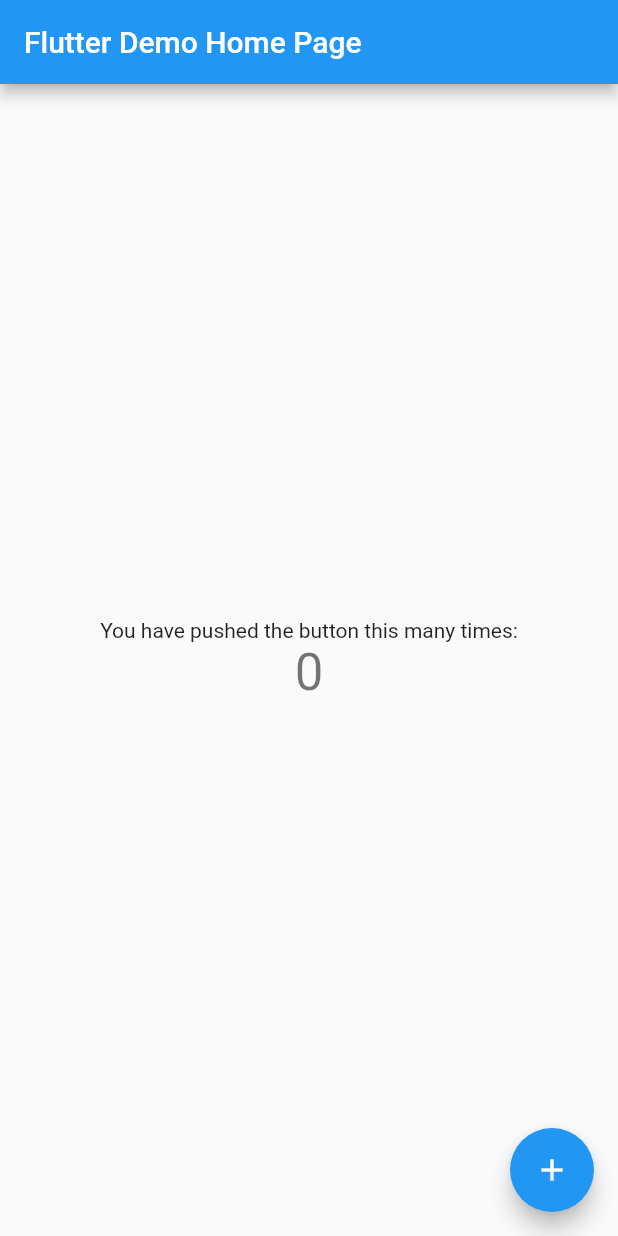
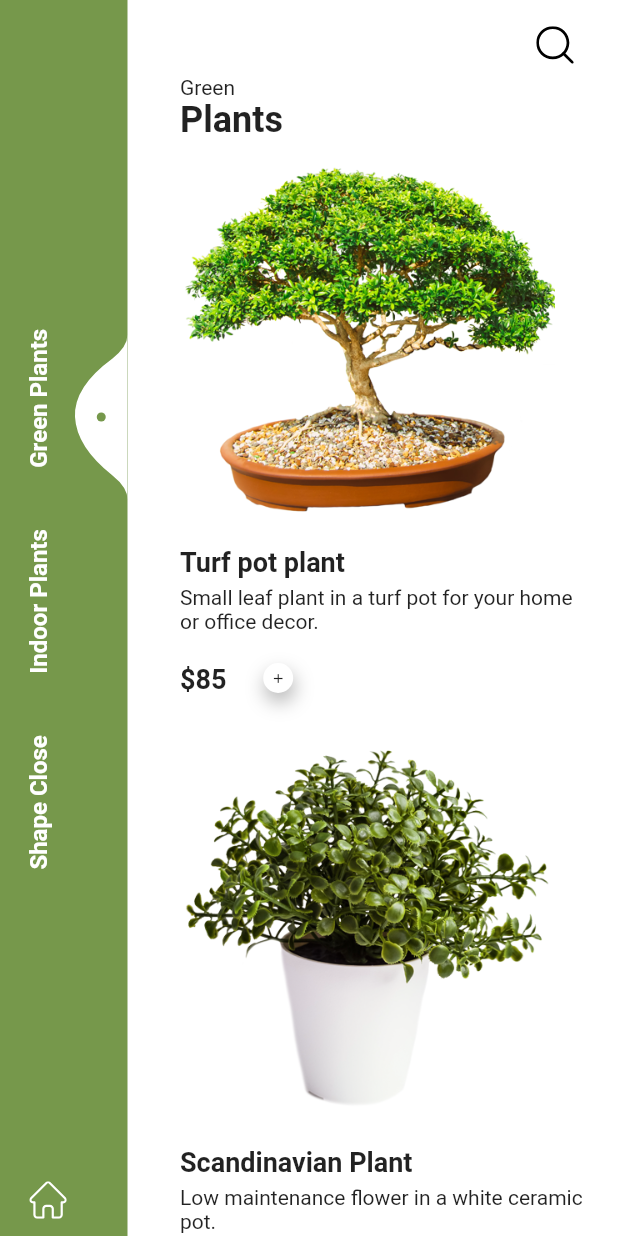
Before and after one commit to hai061898/plant_app_flutter, a Flutter app: the screen it shows after launch, on a phone screen of 412 x 824 dp. Run offline on Flutter 3.47's test engine with Material 2 defaults, Android fonts, the phone set to English and light mode, and no system bars; our stand-ins replace flutter_svg.

Commit message:
ui plant

```diff
--- a/lib/main.dart
+++ b/lib/main.dart
@@ -1,115 +1,22 @@
 import 'package:flutter/material.dart';
+import 'package:plantshop/utils/theme.dart';
+
+import 'pages/home/home_pages.dart';
 
 void main() {
   runApp(const MyApp());
 }
 
 class MyApp extends StatelessWidget {
-  const MyApp({Key? key}) : super(key: key);
+  const MyApp({ Key? key }) : super(key: key);
 
-  // This widget is the root of your application.
   @override
   Widget build(BuildContext context) {
     return MaterialApp(
-      title: 'Flutter Demo',
-      theme: ThemeData(
-        // This is the theme of your application.
-        //
-        // Try running your application with "flutter run". You'll see the
-        // application has a blue toolbar. Then, without quitting the app, try
-        // changing the primarySwatch below to Colors.green and then invoke
-        // "hot reload" (press "r" in the console where you ran "flutter run",
-        // or simply save your changes to "hot reload" in a Flutter IDE).
-        // Notice that the counter didn't reset back to zero; the application
-        // is not restarted.
-        primarySwatch: Colors.blue,
-      ),
-      home: const MyHomePage(title: 'Flutter Demo Home Page'),
+      title: 'Plants App',
+      debugShowCheckedModeBanner: false,
+      theme: ThemeStyle.themeDta(),
+      home:const HomePage(),
     );
   }
 }
-
-class MyHomePage extends StatefulWidget {
-  const MyHomePage({Key? key, required this.title}) : super(key: key);
-
-  // This widget is the home page of your application. It is stateful, meaning
-  // that it has a State object (defined below) that contains fields that affect
-  // how it looks.
-
-  // This class is the configuration for the state. It holds the values (in this
-  // case the title) provided by the parent (in this case the App widget) and
-  // used by the build method of the State. Fields in a Widget subclass are
-  // always marked "final".
-
-  final String title;
-
-  @override
-  State<MyHomePage> createState() => _MyHomePageState();
-}
-
-class _MyHomePageState extends State<MyHomePage> {
-  int _counter = 0;
-
-  void _incrementCounter() {
-    setState(() {
-      // This call to setState tells the Flutter framework that something has
-      // changed in this State, which causes it to rerun the build method below
-      // so that the display can reflect the updated values. If we changed
-      // _counter without calling setState(), then the build method would not be
-      // called again, and so nothing would appear to happen.
-      _counter++;
-    });
-  }
-
-  @override
-  Widget build(BuildContext context) {
-    // This method is rerun every time setState is called, for instance as done
-    // by the _incrementCounter method above.
-    //
-    // The Flutter framework has been optimized to make rerunning build methods
-    // fast, so that you can just rebuild anything that needs updating rather
-    // than having to individually change instances of widgets.
-    return Scaffold(
-      appBar: AppBar(
-        // Here we take the value from the MyHomePage object that was created by
-        // the App.build method, and use it to set our appbar title.
-        title: Text(widget.title),
-      ),
-      body: Center(
-        // Center is a layout widget. It takes a single child and positions it
-        // in the middle of the parent.
-        child: Column(
-          // Column is also a layout widget. It takes a list of children and
-          // arranges them vertically. By default, it sizes itself to fit its
-          // children horizontally, and tries to be as tall as its parent.
-          //
-          // Invoke "debug painting" (press "p" in the console, choose the
-          // "Toggle Debug Paint" action from the Flutter Inspector in Android
-          // Studio, or the "Toggle Debug Paint" command in Visual Studio Code)
-          // to see the wireframe for each widget.
-          //
-          // Column has various properties to control how it sizes itself and
-          // how it positions its children. Here we use mainAxisAlignment to
-          // center the children vertically; the main axis here is the vertical
-          // axis because Columns are vertical (the cross axis would be
-          // horizontal).
-          mainAxisAlignment: MainAxisAlignment.center,
-          children: <Widget>[
-            const Text(
-              'You have pushed the button this many times:',
-            ),
-            Text(
-              '$_counter',
-              style: Theme.of(context).textTheme.headline4,
-            ),
-          ],
-        ),
-      ),
-      floatingActionButton: FloatingActionButton(
-        onPressed: _incrementCounter,
-        tooltip: 'Increment',
-        child: const Icon(Icons.add),
-      ), // This trailing comma makes auto-formatting nicer for build methods.
-    );
-  }
-}
--- /dev/null
+++ b/lib/pages/home/components/clipper.dart
@@ -0,0 +1,26 @@
+import 'package:flutter/material.dart';
+import 'package:plantshop/utils/color.dart';
+
+class CustomMenuClip extends CustomClipper<Path> {
+  @override
+  Path getClip(Size size) {
+    Paint paint = Paint();
+    paint.color = kwhite;
+    final w = size.width;
+    final h = size.height;
+
+    Path path = Path();
+    path.moveTo(0, 0);
+    path.quadraticBezierTo(0, 8, 10, 16);
+    path.quadraticBezierTo(w - 1, h / 2 - 20, w, h / 2);
+    path.quadraticBezierTo(w + 1, h / 2 + 20, 10, h - 16);
+    path.quadraticBezierTo(0, h - 8, 0, h);
+    path.close();
+    return path;
+  }
+
+  @override
+  bool shouldReclip(CustomClipper<Path> oldClipper) {
+    return true;
+  }
+}
--- /dev/null
+++ b/lib/pages/home/components/custom_appbar.dart
@@ -0,0 +1,35 @@
+import 'package:flutter/material.dart';
+import 'package:flutter_svg/flutter_svg.dart';
+import 'package:plantshop/utils/color.dart';
+
+class CustomAppBar extends StatelessWidget {
+  const CustomAppBar({Key? key}) : super(key: key);
+
+  @override
+  Widget build(BuildContext context) {
+    return Container(
+      height: 60.0,
+      padding:const EdgeInsets.symmetric(horizontal: 10.0),
+      child: Row(
+        mainAxisAlignment: MainAxisAlignment.spaceBetween,
+        children: [
+          TextButton(
+            onPressed: () {},
+            child: SvgPicture.asset(
+              'assets/icon/blur.svg',
+              height: 25.0,
+              color: kwhite,
+            ),
+          ),
+          TextButton(
+            onPressed: () {},
+            child: SvgPicture.asset(
+              'assets/icon/search.svg',
+              height: 25.0,
+            ),
+          ),
+        ],
+      ),
+    );
+  }
+}
--- /dev/null
+++ b/lib/pages/home/components/item_card.dart
@@ -0,0 +1,74 @@
+import 'package:flutter/material.dart';
+import 'package:plantshop/data/plants_data.dart';
+import 'package:plantshop/pages/detail/detail_page.dart';
+import 'package:plantshop/utils/color.dart';
+import 'package:plantshop/utils/space.dart';
+import 'package:plantshop/utils/text_style.dart';
+
+class ItemCard extends StatelessWidget {
+  final Plant plant;
+  const ItemCard({Key? key, required this.plant}) : super(key: key);
+
+  @override
+  Widget build(BuildContext context) {
+    return InkWell(
+      onTap: () {
+        Navigator.push(context,
+            MaterialPageRoute(builder: (builder) => DetailPage(plant: plant)));
+      },
+      child: Container(
+        height: 400.0,
+        margin:const EdgeInsets.only(right: 10.0),
+        child: Column(
+          crossAxisAlignment: CrossAxisAlignment.start,
+          children: [
+            Image.asset(
+              plant.images[0],
+              height: 250.0,
+            ),
+            const SpaceVH(height: 20.0),
+            Text(
+              plant.name,
+              style: headline2,
+            ),
+            const SpaceVH(height: 5.0),
+            Text(
+              plant.description,
+              maxLines: 2,
+            ),
+            const SpaceVH(height: 20.0),
+            Row(
+              crossAxisAlignment: CrossAxisAlignment.start,
+              children: [
+                Text(
+                  plant.price,
+                  style: headline2,
+                ),
+               const SpaceVH(width: 20.0),
+                Container(
+                  height: 20.0,
+                  width: 20.0,
+                  decoration: BoxDecoration(
+                    color: kwhite,
+                    shape: BoxShape.circle,
+                    boxShadow: [
+                      BoxShadow(
+                        color: kblack.withOpacity(0.3),
+                        blurRadius: 10.0,
+                        offset:const Offset(1, 6),
+                      ),
+                    ],
+                  ),
+                  child:const Icon(
+                    Icons.add,
+                    size: 10.0,
+                  ),
+                )
+              ],
+            )
+          ],
+        ),
+      ),
+    );
+  }
+}
--- /dev/null
+++ b/lib/pages/home/components/menu.dart
@@ -0,0 +1,87 @@
+import 'package:flutter/material.dart';
+import 'package:plantshop/data/menu_data.dart';
+import 'package:plantshop/utils/color.dart';
+import 'package:plantshop/utils/text_style.dart';
+
+import 'clipper.dart';
+
+class Menu extends StatefulWidget {
+  const Menu({Key? key}) : super(key: key);
+
+  @override
+  _MenuState createState() => _MenuState();
+}
+
+class _MenuState extends State<Menu> {
+  int selectIndex = 0;
+  @override
+  Widget build(BuildContext context) {
+    return Container(
+      width: 85.0,
+      color: kgreen,
+      child: Column(
+        mainAxisAlignment: MainAxisAlignment.center,
+        children: [
+          for (int i = 0; i < menuItems.length; i++)
+            menuButton(
+              text: menuItems[i].name,
+              onTap: () {
+                setState(() {
+                  selectIndex = i;
+                });
+              },
+              index: i,
+            ),
+        ],
+      ),
+    );
+  }
+
+  Widget menuButton({
+    required String text,
+    required int index,
+    required Function() onTap,
+  }) {
+    return Row(
+      crossAxisAlignment: CrossAxisAlignment.center,
+      mainAxisAlignment: MainAxisAlignment.end,
+      children: [
+        RotatedBox(
+          quarterTurns: 3,
+          child: Padding(
+            padding: const EdgeInsets.only(left: 25.0),
+            child: TextButton(
+              onPressed: onTap,
+              child: Text(
+                text,
+                style: buttonText,
+              ),
+            ),
+          ),
+        ),
+        selectIndex == index
+            ? RotatedBox(
+                quarterTurns: 2,
+                child: ClipPath(
+                  clipper: CustomMenuClip(),
+                  child: Container(
+                    width: 35,
+                    height: 110,
+                    color: kwhite,
+                    child: const Center(
+                      child: CircleAvatar(
+                        backgroundColor: kgreen,
+                        radius: 3,
+                      ),
+                    ),
+                  ),
+                ),
+              )
+            : const SizedBox(
+                width: 35,
+                height: 110,
+              ),
+      ],
+    );
+  }
+}
--- /dev/null
+++ b/lib/pages/home/home_pages.dart
@@ -0,0 +1,79 @@
+import 'package:flutter/material.dart';
+import 'package:flutter_svg/svg.dart';
+import 'package:plantshop/data/plants_data.dart';
+import 'package:plantshop/utils/color.dart';
+import 'package:plantshop/utils/text_style.dart';
+
+import 'components/custom_appbar.dart';
+import 'components/item_card.dart';
+import 'components/menu.dart';
+
+class HomePage extends StatefulWidget {
+  const HomePage({Key? key}) : super(key: key);
+
+  @override
+  _HomePageState createState() => _HomePageState();
+}
+
+class _HomePageState extends State<HomePage> {
+  @override
+  Widget build(BuildContext context) {
+    return Scaffold(
+      backgroundColor: kwhite,
+      body: SafeArea(
+        child: Stack(
+          children: [
+            const CustomAppBar(),
+            Row(
+              children: [
+                const Menu(),
+                Expanded(
+                  child: Padding(
+                    padding:
+                        const EdgeInsets.only(top: 50, left: 35.0, right: 10.0),
+                    child: Column(
+                      crossAxisAlignment: CrossAxisAlignment.start,
+                      children: [
+                        const Text('Green'),
+                        const Text(
+                          'Plants',
+                          style: headline1,
+                        ),
+                        Expanded(
+                          child: Scrollbar(
+                            thickness: 4,
+                            child: ListView.builder(
+                              itemCount: plants.length,
+                              physics: const BouncingScrollPhysics(),
+                              itemBuilder: (itemBuilder, index) {
+                                final plant = plants[index];
+                                return ItemCard(
+                                  plant: plant,
+                                );
+                              },
+                            ),
+                          ),
+                        ),
+                      ],
+                    ),
+                  ),
+                ),
+              ],
+            ),
+            Align(
+              alignment: Alignment.bottomLeft,
+              child: TextButton(
+                onPressed: () {},
+                child: SvgPicture.asset(
+                  'assets/icon/home.svg',
+                  height: 25.0,
+                  color: kwhite,
+                ),
+              ),
+            )
+          ],
+        ),
+      ),
+    );
+  }
+}
--- a/lib/utils/theme.dart
+++ b/lib/utils/theme.dart
@@ -1,7 +1,7 @@
 import 'package:flutter/material.dart';
 import 'package:plantshop/utils/color.dart';
 
-class Theme {
+class ThemeStyle {
   static ThemeData themeDta() {
     return ThemeData(
       primaryColor: Colors.green,
```
Also changed, not shown: lib/pages/detail/detail_page.dart (added, +231 -0 lines).
